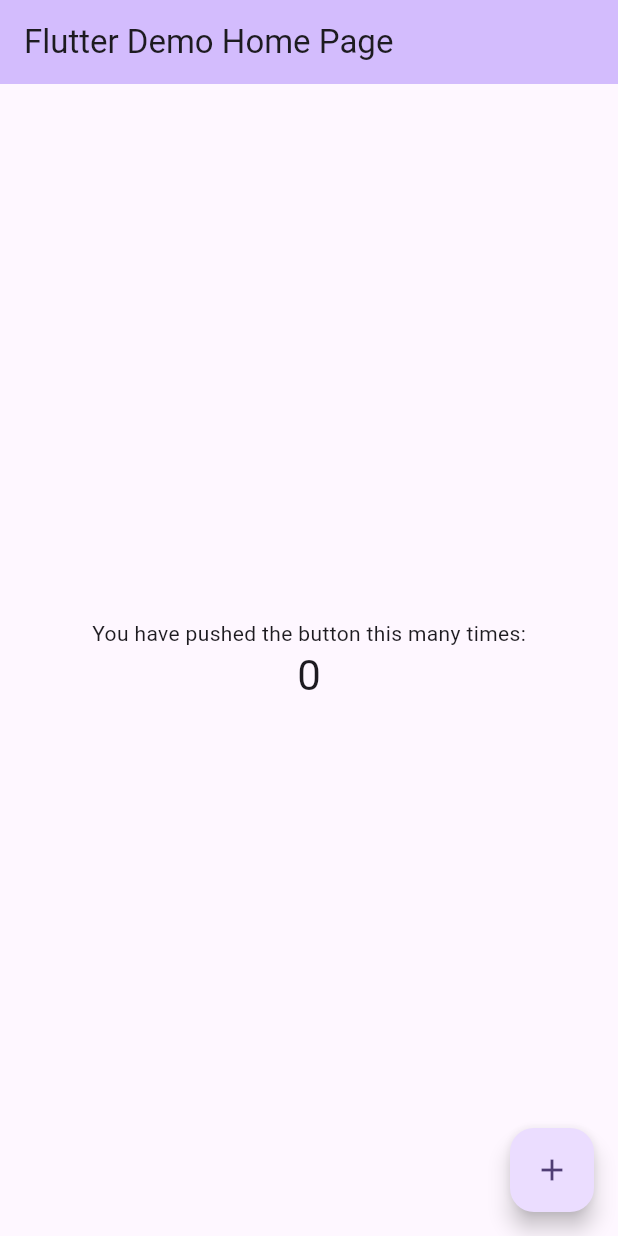
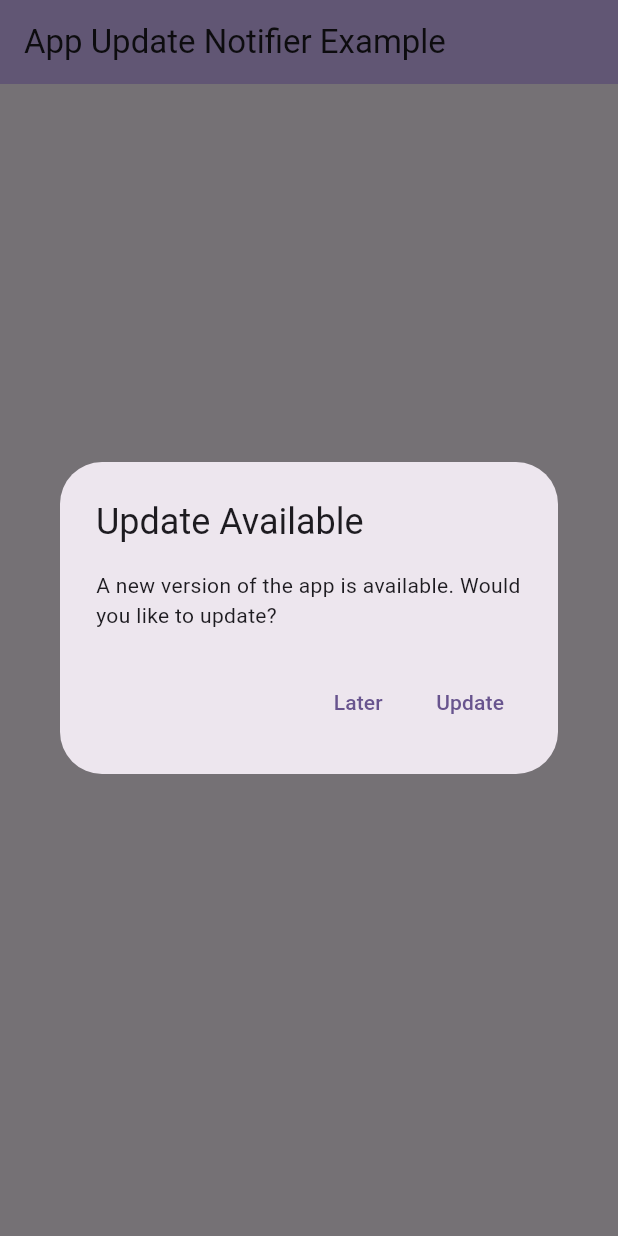
Before and after one commit to crispybaconsrl/flutter-app-update-notifier, a Flutter app: the screen it shows after launch, on a phone screen of 412 x 824 dp. Run offline on Flutter 3.47's test engine with Material 3 defaults, Android fonts, the phone set to English and light mode, and no system bars; our stand-ins replace package_info_plus, pub_semver.

Commit message:
Add usage example for package implementation

```diff
--- /dev/null
+++ b/example/lib/app.dart
@@ -0,0 +1,82 @@
+import 'package:app_update_notifier/app_update_notifier.dart';
+import 'package:example/pages/home_page.dart';
+import 'package:flutter/material.dart';
+
+class App extends StatefulWidget {
+  const App({super.key});
+
+  @override
+  State<App> createState() => _AppState();
+}
+
+class _AppState extends State<App> {
+  final navigatorKey = GlobalKey<NavigatorState>();
+
+  Future<String> fetchMinForcedVesion() async =>
+      Future.delayed(const Duration(seconds: 1), () => '1.0.0');
+
+  Future<String> fetchMinVesion() async =>
+      Future.delayed(const Duration(seconds: 1), () => '1.0.1');
+
+  @override
+  Widget build(BuildContext context) => MaterialApp(
+    title: 'App Update Notifier App',
+    navigatorKey: navigatorKey,
+    theme: ThemeData(
+      colorScheme: ColorScheme.fromSeed(seedColor: Colors.deepPurple),
+    ),
+    builder: (context, child) {
+      return AppUpdateWidget(
+        navigatorKey: navigatorKey,
+        iosAppStoreId: '284882215',
+        fetchMinVesion: () async => fetchMinVesion(),
+        fetchMinForcedVesion: () async => fetchMinForcedVesion(),
+        onUpdate: (context, storeUrl) async {
+          await showAdaptiveDialog<void>(
+            context: context,
+            builder:
+                (context) => AlertDialog(
+                  title: const Text('Update Available'),
+                  content: const Text(
+                    'A new version of the app is available. Would you like to update?',
+                  ),
+                  actions: [
+                    TextButton(
+                      onPressed: () => Navigator.of(context).pop(),
+                      child: const Text('Later'),
+                    ),
+                    TextButton(
+                      onPressed: () {
+                        Navigator.of(context).pop();
+                      },
+                      child: const Text('Update'),
+                    ),
+                  ],
+                ),
+          );
+        },
+        onForcedUpdate: (context, storeUrl) async {
+          return await showAdaptiveDialog<bool>(
+            context: context,
+            builder:
+                (context) => AlertDialog(
+                  title: const Text('Update Required'),
+                  content: const Text('Please update the app to continue.'),
+                  actions: [
+                    TextButton(
+                      onPressed: () => Navigator.of(context).pop(),
+                      child: const Text('Close'),
+                    ),
+                  ],
+                ),
+          );
+        },
+        onException: (error, exception) {
+          debugPrint('Error: $error, Exception: $exception');
+        },
+        child: child!,
+      );
+    },
+    home: const HomePage(),
+  );
+}
--- a/example/lib/main.dart
+++ b/example/lib/main.dart
@@ -1,122 +1,4 @@
+import 'package:example/app.dart';
 import 'package:flutter/material.dart';
 
-void main() {
-  runApp(const MyApp());
-}
-
-class MyApp extends StatelessWidget {
-  const MyApp({super.key});
-
-  // This widget is the root of your application.
-  @override
-  Widget build(BuildContext context) {
-    return MaterialApp(
-      title: 'Flutter Demo',
-      theme: ThemeData(
-        // This is the theme of your application.
-        //
-        // TRY THIS: Try running your application with "flutter run". You'll see
-        // the application has a purple toolbar. Then, without quitting the app,
-        // try changing the seedColor in the colorScheme below to Colors.green
-        // and then invoke "hot reload" (save your changes or press the "hot
-        // reload" button in a Flutter-supported IDE, or press "r" if you used
-        // the command line to start the app).
-        //
-        // Notice that the counter didn't reset back to zero; the application
-        // state is not lost during the reload. To reset the state, use hot
-        // restart instead.
-        //
-        // This works for code too, not just values: Most code changes can be
-        // tested with just a hot reload.
-        colorScheme: ColorScheme.fromSeed(seedColor: Colors.deepPurple),
-      ),
-      home: const MyHomePage(title: 'Flutter Demo Home Page'),
-    );
-  }
-}
-
-class MyHomePage extends StatefulWidget {
-  const MyHomePage({super.key, required this.title});
-
-  // This widget is the home page of your application. It is stateful, meaning
-  // that it has a State object (defined below) that contains fields that affect
-  // how it looks.
-
-  // This class is the configuration for the state. It holds the values (in this
-  // case the title) provided by the parent (in this case the App widget) and
-  // used by the build method of the State. Fields in a Widget subclass are
-  // always marked "final".
-
-  final String title;
-
-  @override
-  State<MyHomePage> createState() => _MyHomePageState();
-}
-
-class _MyHomePageState extends State<MyHomePage> {
-  int _counter = 0;
-
-  void _incrementCounter() {
-    setState(() {
-      // This call to setState tells the Flutter framework that something has
-      // changed in this State, which causes it to rerun the build method below
-      // so that the display can reflect the updated values. If we changed
-      // _counter without calling setState(), then the build method would not be
-      // called again, and so nothing would appear to happen.
-      _counter++;
-    });
-  }
-
-  @override
-  Widget build(BuildContext context) {
-    // This method is rerun every time setState is called, for instance as done
-    // by the _incrementCounter method above.
-    //
-    // The Flutter framework has been optimized to make rerunning build methods
-    // fast, so that you can just rebuild anything that needs updating rather
-    // than having to individually change instances of widgets.
-    return Scaffold(
-      appBar: AppBar(
-        // TRY THIS: Try changing the color here to a specific color (to
-        // Colors.amber, perhaps?) and trigger a hot reload to see the AppBar
-        // change color while the other colors stay the same.
-        backgroundColor: Theme.of(context).colorScheme.inversePrimary,
-        // Here we take the value from the MyHomePage object that was created by
-        // the App.build method, and use it to set our appbar title.
-        title: Text(widget.title),
-      ),
-      body: Center(
-        // Center is a layout widget. It takes a single child and positions it
-        // in the middle of the parent.
-        child: Column(
-          // Column is also a layout widget. It takes a list of children and
-          // arranges them vertically. By default, it sizes itself to fit its
-          // children horizontally, and tries to be as tall as its parent.
-          //
-          // Column has various properties to control how it sizes itself and
-          // how it positions its children. Here we use mainAxisAlignment to
-          // center the children vertically; the main axis here is the vertical
-          // axis because Columns are vertical (the cross axis would be
-          // horizontal).
-          //
-          // TRY THIS: Invoke "debug painting" (choose the "Toggle Debug Paint"
-          // action in the IDE, or press "p" in the console), to see the
-          // wireframe for each widget.
-          mainAxisAlignment: MainAxisAlignment.center,
-          children: <Widget>[
-            const Text('You have pushed the button this many times:'),
-            Text(
-              '$_counter',
-              style: Theme.of(context).textTheme.headlineMedium,
-            ),
-          ],
-        ),
-      ),
-      floatingActionButton: FloatingActionButton(
-        onPressed: _incrementCounter,
-        tooltip: 'Increment',
-        child: const Icon(Icons.add),
-      ), // This trailing comma makes auto-formatting nicer for build methods.
-    );
-  }
-}
+void main() => runApp(const App());
--- /dev/null
+++ b/example/lib/pages/home_page.dart
@@ -0,0 +1,14 @@
+import 'package:flutter/material.dart';
+
+class HomePage extends StatelessWidget {
+  const HomePage({super.key});
+
+  @override
+  Widget build(BuildContext context) => Scaffold(
+    appBar: AppBar(
+      backgroundColor: Theme.of(context).colorScheme.inversePrimary,
+      title: const Text('App Update Notifier Example'),
+    ),
+    body: const SizedBox.shrink(),
+  );
+}
```
Also changed, not shown: example/analysis_options.yaml (+1 -24 lines), 1 other file.
